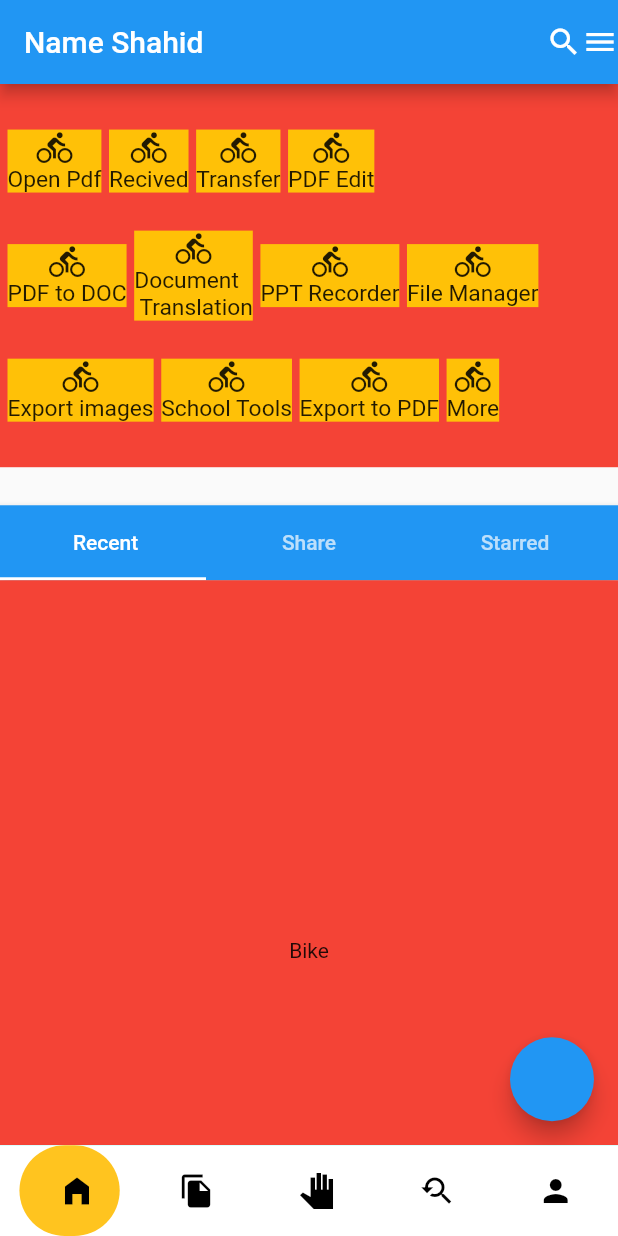
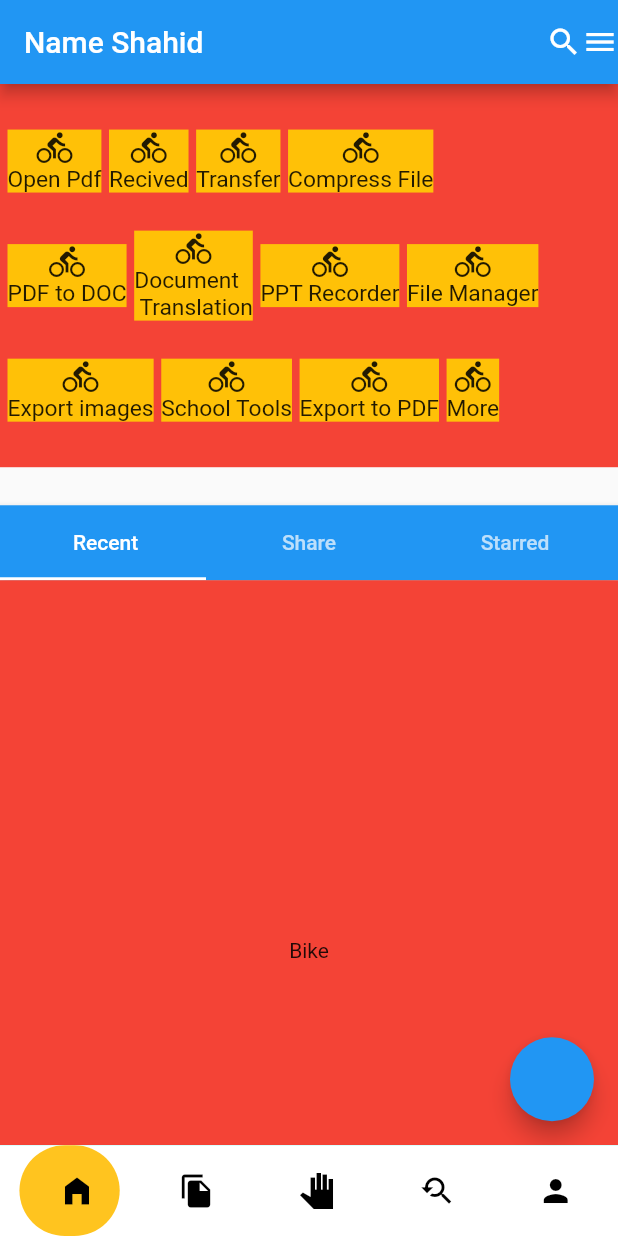
Before and after one commit to annexmirza/wps_rp, a Flutter app: the screen it shows after launch, after a tap on "Transfer", on a phone screen of 412 x 824 dp. Run offline on Flutter 3.47's test engine with Material 2 defaults, Android fonts, the phone set to English and light mode, and no system bars; drawn by our look-alikes of google_nav_bar; our stand-ins replace file_picker, flutter_easyloading, flutter_screenutil, get, native_pdf_view, pdf and 2 more; missing offline and left inert: external_path, flutter_html_to_pdf, pdf_compressor, syncfusion_flutter_pdf.

Commit message:
2/21/2022

```diff
--- /dev/null
+++ b/lib/Controller/resume_controller.dart
@@ -0,0 +1,77 @@
+import 'dart:io';
+
+import 'package:external_path/external_path.dart';
+import 'package:flutter/cupertino.dart';
+import 'package:flutter/material.dart';
+import 'package:get/get.dart';
+import 'package:pdf/pdf.dart';
+import 'package:pdf/widgets.dart' as pw;
+import 'package:path_provider/path_provider.dart';
+import 'package:permission_handler/permission_handler.dart';
+class ResumeController extends GetxController{
+
+   createPdf() async{
+    final pdf = pw.Document();
+var total=0;
+    pdf.addPage(
+      pw.Page(
+
+       pageFormat: PdfPageFormat.a4.applyMargin(left:5, top:5, right:5, bottom:5),
+        build: (context) => pw.Container (
+
+
+          child:pw.Column(
+          crossAxisAlignment: pw.CrossAxisAlignment.start,
+          children: [
+          pw.Container(
+            height: 40,
+            width: Get.width,
+            child: pw.Center(
+                child: pw.Text('Hasnain',
+                    style: pw.TextStyle(color: PdfColor.fromHex('#000'),fontSize: 20.0,fontWeight: pw.FontWeight.bold)),
+          ),),
+          pw.SizedBox(height: 20),
+pw.Text('Address: '
+),
+  pw.Text('Email: '
+),
+pw.Text('Phone: '
+),
+   pw.SizedBox(height: 20),
+   pw.Text('Objectives:',style: pw.TextStyle(fontWeight: pw.FontWeight.bold,fontSize: 16),
+),
+   pw.SizedBox(height: 10),
+   pw.Text('''pdateRequestedVisibility, mViewVisibility:true, mWindowVisibility:false, mWindowStopped:true by android.view.SurfaceView.windowStopped:266 android.view.ViewRootImpl.setWindowStopped:1763 android.view.WindowManagerGlobal.setStoppedState:687 android.app.Activity.performStop:8209 android.app.ActivityThread.callActivityOnStop:4939 android.app.ActivityThread.performStopActivityInner:4917 android.app.ActivityThread.handleStopActivity:4999 android.app.servertransaction.StopActivityItem.execute:41
+I/SurfaceView( 7080): 30688930  updateSurface this = io.flutter.embedding.android.FlutterSurfaceView{1d446a2 V.E...... ........ 0,0-720,1512}  surface.isValid = false'''),
+   pw.SizedBox(height: 20),
+   pw.Text('Education:',style: pw.TextStyle(fontWeight: pw.FontWeight.bold,fontSize: 16),
+
+),
+pw.SizedBox(height: 10),
+
+pw.Row(
+  mainAxisAlignment: pw.MainAxisAlignment.start,
+  children: [
+   pw.Text('1.'
+),
+  pw.Text(' School Name'
+),
+]),
+
+        ])),
+      ),
+    );
+
+
+   Directory appDocDir = await getApplicationDocumentsDirectory();
+    final targetPath = '/document';
+    final targetFileName = "example-pdf";
+  if(await Permission.storage.request().isGranted){
+     String _localPath = await ExternalPath.getExternalStoragePublicDirectory(
+        ExternalPath.DIRECTORY_DOWNLOADS);
+        final file=File('${_localPath}/example.pdf');
+    final generatedPdfFile = await file.writeAsBytes(await pdf.save());
+
+    print(generatedPdfFile);
+  }}
+}
--- a/lib/View/homePage.dart
+++ b/lib/View/homePage.dart
@@ -2,10 +2,14 @@ import 'package:flutter/material.dart';
 import 'package:flutter_screenutil/flutter_screenutil.dart';
 import 'package:get/get.dart';
 import 'package:wps_rp/Controller/pdf_controller.dart';
+import 'package:wps_rp/Controller/resume_controller.dart';
+import 'package:wps_rp/View/abc.dart';
 import 'package:wps_rp/View/pdf_view_screen.dart';
+import 'package:wps_rp/View/text_editor.dart';
 
 class HomePage extends StatelessWidget {
   PdfFileController pdfFileController = Get.put(PdfFileController());
+  ResumeController resumeController=Get.put(ResumeController());
   @override
   Widget build(BuildContext context) {
     return DefaultTabController(
@@ -51,7 +55,9 @@ class HomePage extends StatelessWidget {
                             CustomButtonWithText(
                               buttonIcon: Icons.directions_bike,
                               titleText: ("Recived"),
-                              onTab: () {},
+                              onTab: () {
+                                Get.to(CreatePdfWidget());
+                              },
                             ),
                             SizedBox(
                               width: 5.h,
@@ -59,15 +65,19 @@ class HomePage extends StatelessWidget {
                             CustomButtonWithText(
                               buttonIcon: Icons.directions_bike,
                               titleText: ("Transfer"),
-                              onTab: () {},
+                              onTab: () {
+                               resumeController.createPdf();
+                              },
                             ),
                             SizedBox(
                               width: 5.h,
                             ),
                             CustomButtonWithText(
                               buttonIcon: Icons.directions_bike,
-                              titleText: ("PDF Edit"),
-                              onTab: () {},
+                              titleText: ("Compress File"),
+                              onTab: () {
+                                pdfFileController.compressFile();
+                              },
                             ),
                           ],
                         ),
@@ -84,6 +94,7 @@ class HomePage extends StatelessWidget {
                             SizedBox(
                               width: 5.h,
                             ),
+
                             CustomButtonWithText(
                               buttonIcon: Icons.directions_bike,
                               titleText: ("Document\n Translation"),
```
Also changed, not shown: lib/Controller/pdf_controller.dart (+86 -0 lines), lib/View/abc.dart (added, +38 -0 lines), lib/View/pdf_signature_pick_file.dart (added, +22 -0 lines), lib/View/text_editor.dart (added, +260 -0 lines), pubspec.yaml (+12 -1 lines), pubspec.lock, 2 other files.
